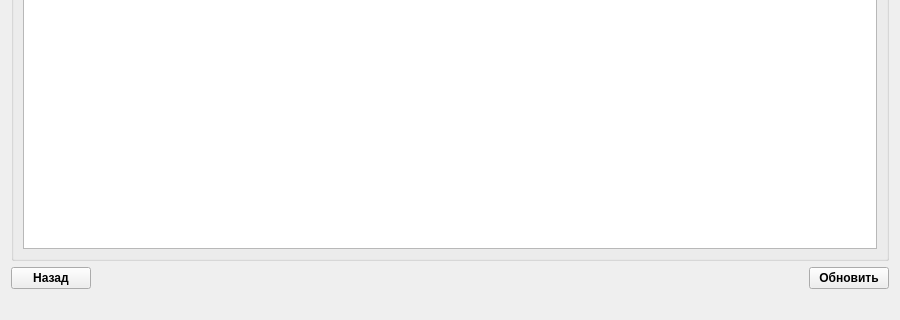
Old version of the form pages/transactionspage.ui in the repository RakIhar/NeobankClientWidgets; both pictures show x 0 to 900 and y 380 to 700 of the 900 by 700 pixel window.
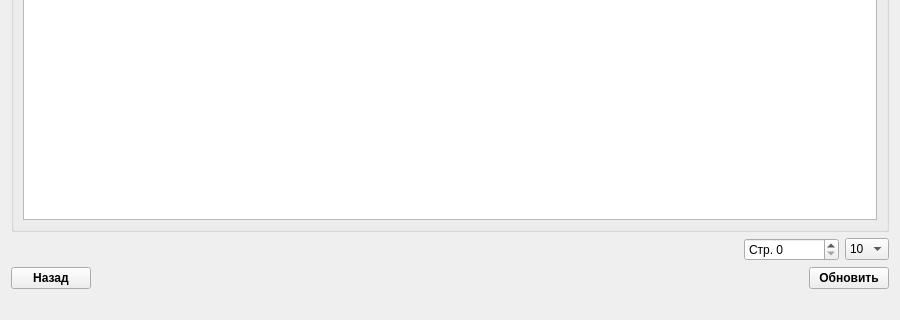
New version of the form.

Commit message: Added pagination to acc and tr pages

Patch:
```diff
--- a/pages/transactionspage.ui
+++ b/pages/transactionspage.ui
@@ -39,6 +39,52 @@
      </layout>
     </widget>
    </item>
+   <item>
+    <layout class="QHBoxLayout" name="limitsLayout">
+     <item>
+      <spacer name="horizontalSpacer">
+       <property name="orientation">
+        <enum>Qt::Orientation::Horizontal</enum>
+       </property>
+       <property name="sizeHint" stdset="0">
+        <size>
+         <width>40</width>
+         <height>20</height>
+        </size>
+       </property>
+      </spacer>
+     </item>
+     <item>
+      <widget class="QSpinBox" name="pageSpinBox">
+       <property name="prefix">
+        <string>Стр. </string>
+       </property>
+       <property name="maximum">
+        <number>999999999</number>
+       </property>
+      </widget>
+     </item>
+     <item>
+      <widget class="QComboBox" name="limitComboBox">
+       <item>
+        <property name="text">
+         <string>10</string>
+        </property>
+       </item>
+       <item>
+        <property name="text">
+         <string>20</string>
+        </property>
+       </item>
+       <item>
+        <property name="text">
+         <string>50</string>
+        </property>
+       </item>
+      </widget>
+     </item>
+    </layout>
+   </item>
    <item>
     <layout class="QHBoxLayout" name="buttonsLayout">
      <item>
```
The commit also changes 7 other files.
